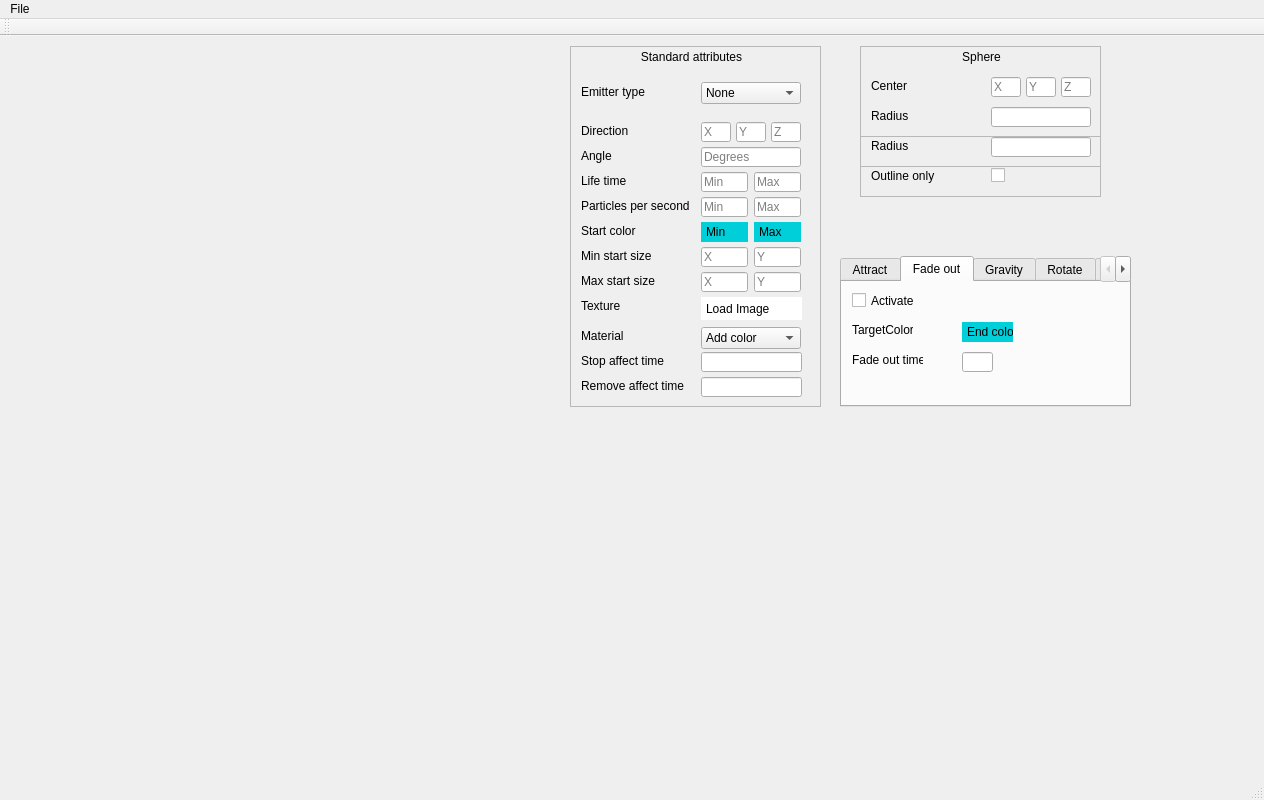
Before: the Qt Designer form tools/ParticleEditor/mainwindow.ui in threkk/psibranch3irrlicht, drawn with Qt 5.
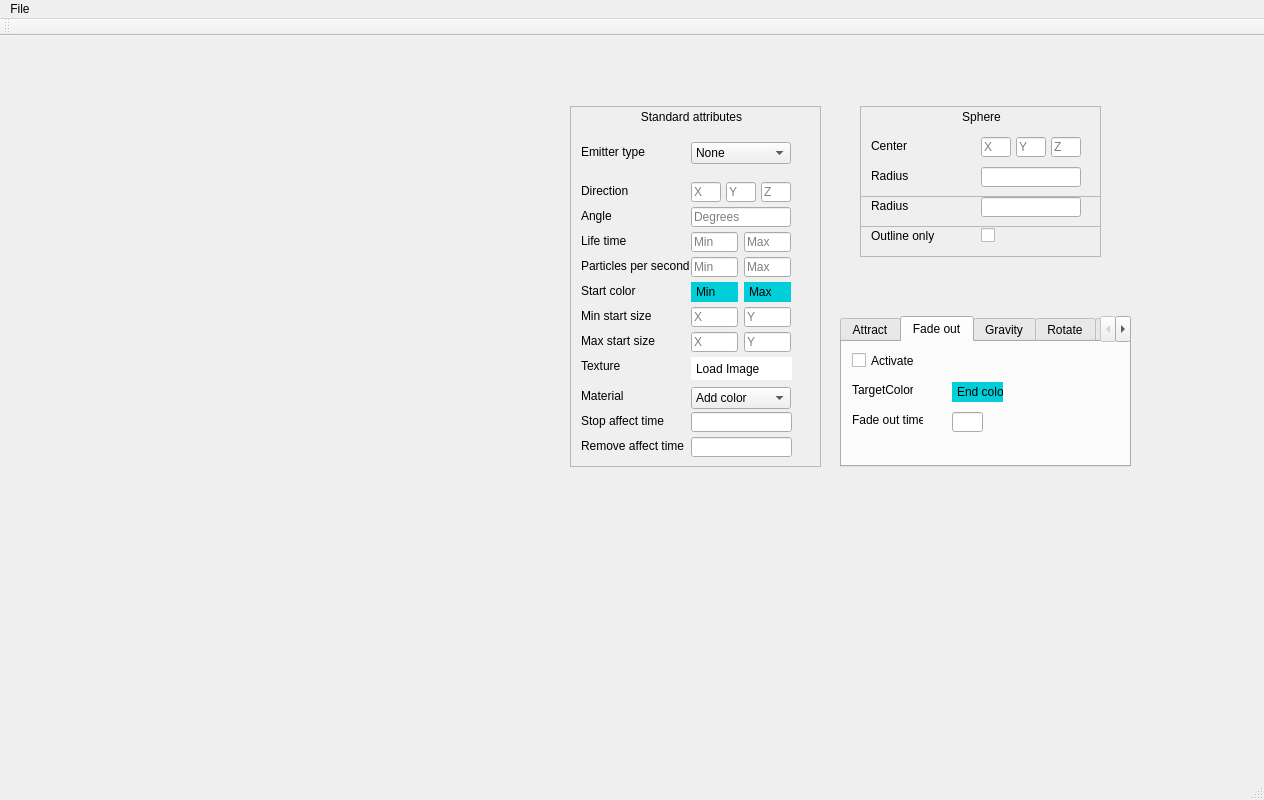
After: the same form once the commit is applied. The open tabs and pages were chosen to show the change.

Commit message: Centered fields > live preview

```diff
--- a/tools/ParticleEditor/mainwindow.ui
+++ b/tools/ParticleEditor/mainwindow.ui
@@ -28,7 +28,7 @@
     <property name="geometry">
      <rect>
       <x>840</x>
-      <y>220</y>
+      <y>280</y>
       <width>291</width>
       <height>151</height>
      </rect>
@@ -232,7 +232,7 @@
      <widget class="QPushButton" name="pushButton_Target_Color">
       <property name="geometry">
        <rect>
-        <x>120</x>
+        <x>110</x>
         <y>40</y>
         <width>51</width>
         <height>20</height>
@@ -271,7 +271,7 @@
      <widget class="QLineEdit" name="lineEdit_Fade_Out_Time">
       <property name="geometry">
        <rect>
-        <x>120</x>
+        <x>110</x>
         <y>70</y>
         <width>31</width>
         <height>20</height>
@@ -580,7 +580,7 @@
     <property name="geometry">
      <rect>
       <x>860</x>
-      <y>10</y>
+      <y>70</y>
       <width>241</width>
       <height>151</height>
      </rect>
@@ -616,7 +616,7 @@
      <widget class="QLineEdit" name="lineEdit_Center_Z">
       <property name="geometry">
        <rect>
-        <x>200</x>
+        <x>190</x>
         <y>30</y>
         <width>30</width>
         <height>20</height>
@@ -632,7 +632,7 @@
      <widget class="QLineEdit" name="lineEdit_Center_Y">
       <property name="geometry">
        <rect>
-        <x>165</x>
+        <x>155</x>
         <y>30</y>
         <width>30</width>
         <height>20</height>
@@ -645,7 +645,7 @@
      <widget class="QLineEdit" name="lineEdit_Center_X">
       <property name="geometry">
        <rect>
-        <x>130</x>
+        <x>120</x>
         <y>30</y>
         <width>30</width>
         <height>20</height>
@@ -658,7 +658,7 @@
      <widget class="QLineEdit" name="lineEdit_Normal_Z">
       <property name="geometry">
        <rect>
-        <x>200</x>
+        <x>190</x>
         <y>60</y>
         <width>30</width>
         <height>20</height>
@@ -690,7 +690,7 @@
      <widget class="QLineEdit" name="lineEdit_Normal_X">
       <property name="geometry">
        <rect>
-        <x>130</x>
+        <x>120</x>
         <y>60</y>
         <width>30</width>
         <height>20</height>
@@ -703,7 +703,7 @@
      <widget class="QLineEdit" name="lineEdit_Normal_Y">
       <property name="geometry">
        <rect>
-        <x>165</x>
+        <x>155</x>
         <y>60</y>
         <width>30</width>
         <height>20</height>
@@ -716,7 +716,7 @@
      <widget class="QLineEdit" name="lineEdit_CylinderLength">
       <property name="geometry">
        <rect>
-        <x>130</x>
+        <x>120</x>
         <y>90</y>
         <width>100</width>
         <height>20</height>
@@ -748,7 +748,7 @@
      <widget class="QCheckBox" name="checkBox_OutlineOnly">
       <property name="geometry">
        <rect>
-        <x>130</x>
+        <x>120</x>
         <y>120</y>
         <width>101</width>
         <height>17</height>
@@ -813,7 +813,7 @@
     <property name="geometry">
      <rect>
       <x>570</x>
-      <y>10</y>
+      <y>70</y>
       <width>251</width>
       <height>361</height>
      </rect>
@@ -876,7 +876,7 @@
      <widget class="QPushButton" name="pushButton_Color_Max">
       <property name="geometry">
        <rect>
-        <x>183</x>
+        <x>173</x>
         <y>175</y>
         <width>47</width>
         <height>20</height>
@@ -921,7 +921,7 @@
      <widget class="QLineEdit" name="lineEdit_Lifetime_Min">
       <property name="geometry">
        <rect>
-        <x>130</x>
+        <x>120</x>
         <y>125</y>
         <width>47</width>
         <height>20</height>
@@ -937,7 +937,7 @@
      <widget class="QComboBox" name="comboBox_EmitterType">
       <property name="geometry">
        <rect>
-        <x>130</x>
+        <x>120</x>
         <y>35</y>
         <width>100</width>
         <height>22</height>
@@ -993,7 +993,7 @@
      <widget class="QLineEdit" name="lineEdit_Lifetime_Max">
       <property name="geometry">
        <rect>
-        <x>183</x>
+        <x>173</x>
         <y>125</y>
         <width>47</width>
         <height>20</height>
@@ -1006,7 +1006,7 @@
      <widget class="QLineEdit" name="lineEdit_Direction_Z">
       <property name="geometry">
        <rect>
-        <x>200</x>
+        <x>190</x>
         <y>75</y>
         <width>30</width>
         <height>20</height>
@@ -1022,7 +1022,7 @@
      <widget class="QPushButton" name="pushButton_OpenTex">
       <property name="geometry">
        <rect>
-        <x>130</x>
+        <x>120</x>
         <y>250</y>
         <width>101</width>
         <height>23</height>
@@ -1074,7 +1074,7 @@
      <widget class="QLineEdit" name="lineEdit_Angle">
       <property name="geometry">
        <rect>
-        <x>130</x>
+        <x>120</x>
         <y>100</y>
         <width>100</width>
         <height>20</height>
@@ -1090,7 +1090,7 @@
      <widget class="QLineEdit" name="lineEdit_MinStartSize_X">
       <property name="geometry">
        <rect>
-        <x>130</x>
+        <x>120</x>
         <y>200</y>
         <width>47</width>
         <height>20</height>
@@ -1106,7 +1106,7 @@
      <widget class="QLineEdit" name="lineEdit_MinStartSize_Y">
       <property name="geometry">
        <rect>
-        <x>183</x>
+        <x>173</x>
         <y>200</y>
         <width>47</width>
         <height>20</height>
@@ -1119,7 +1119,7 @@
      <widget class="QPushButton" name="pushButton_Color_Min">
       <property name="geometry">
        <rect>
-        <x>130</x>
+        <x>120</x>
         <y>175</y>
         <width>47</width>
         <height>20</height>
@@ -1145,7 +1145,7 @@
      <widget class="QLineEdit" name="lineEdit_PPS_Max">
       <property name="geometry">
        <rect>
-        <x>183</x>
+        <x>173</x>
         <y>150</y>
         <width>47</width>
         <height>20</height>
@@ -1174,7 +1174,7 @@
      <widget class="QLineEdit" name="lineEdit_Direction_Y">
       <property name="geometry">
        <rect>
-        <x>165</x>
+        <x>155</x>
         <y>75</y>
         <width>30</width>
         <height>20</height>
@@ -1203,7 +1203,7 @@
      <widget class="QLineEdit" name="lineEdit_MaxStartSize_Y">
       <property name="geometry">
        <rect>
-        <x>183</x>
+        <x>173</x>
         <y>225</y>
         <width>47</width>
         <height>20</height>
@@ -1219,7 +1219,7 @@
      <widget class="QLineEdit" name="lineEdit_MaxStartSize_X">
       <property name="geometry">
        <rect>
-        <x>130</x>
+        <x>120</x>
         <y>225</y>
         <width>47</width>
         <height>20</height>
@@ -1254,7 +1254,7 @@
      <widget class="QLineEdit" name="lineEdit_PPS_Min">
       <property name="geometry">
        <rect>
-        <x>130</x>
+        <x>120</x>
         <y>150</y>
         <width>47</width>
         <height>20</height>
@@ -1286,7 +1286,7 @@
      <widget class="QLineEdit" name="lineEdit_Direction_X">
       <property name="geometry">
        <rect>
-        <x>130</x>
+        <x>120</x>
         <y>75</y>
         <width>30</width>
         <height>20</height>
@@ -1299,7 +1299,7 @@
      <widget class="QComboBox" name="comboBox_MaterialType">
       <property name="geometry">
        <rect>
-        <x>130</x>
+        <x>120</x>
         <y>280</y>
         <width>100</width>
         <height>22</height>
@@ -1354,7 +1354,7 @@
      <widget class="QLineEdit" name="lineEdit_RemoveAffectAfter">
       <property name="geometry">
        <rect>
-        <x>130</x>
+        <x>120</x>
         <y>330</y>
         <width>101</width>
         <height>20</height>
@@ -1370,7 +1370,7 @@
      <widget class="QLineEdit" name="lineEdit_StopEmittingAfter">
       <property name="geometry">
        <rect>
-        <x>130</x>
+        <x>120</x>
         <y>305</y>
         <width>101</width>
         <height>20</height>
@@ -1421,7 +1421,7 @@
     <property name="geometry">
      <rect>
       <x>860</x>
-      <y>10</y>
+      <y>70</y>
       <width>241</width>
       <height>101</height>
      </rect>
@@ -1539,7 +1539,7 @@
     <property name="geometry">
      <rect>
       <x>860</x>
-      <y>10</y>
+      <y>70</y>
       <width>241</width>
       <height>121</height>
      </rect>
@@ -1578,7 +1578,7 @@
      <widget class="QLineEdit" name="lineEdit_Center_X_2">
       <property name="geometry">
        <rect>
-        <x>130</x>
+        <x>120</x>
         <y>30</y>
         <width>30</width>
         <height>20</height>
@@ -1607,7 +1607,7 @@
      <widget class="QLineEdit" name="lineEdit_Center_Z_2">
       <property name="geometry">
        <rect>
-        <x>200</x>
+        <x>190</x>
         <y>30</y>
         <width>30</width>
         <height>20</height>
@@ -1623,7 +1623,7 @@
      <widget class="QLineEdit" name="lineEdit_Center_Y_2">
       <property name="geometry">
        <rect>
-        <x>165</x>
+        <x>155</x>
         <y>30</y>
         <width>30</width>
         <height>20</height>
@@ -1636,7 +1636,7 @@
      <widget class="QLineEdit" name="lineEdit_RingThickness">
       <property name="geometry">
        <rect>
-        <x>130</x>
+        <x>120</x>
         <y>60</y>
         <width>100</width>
         <height>20</height>
@@ -1684,7 +1684,7 @@
      <widget class="QLineEdit" name="lineEdit_Radius_2">
       <property name="geometry">
        <rect>
-        <x>130</x>
+        <x>120</x>
         <y>90</y>
         <width>100</width>
         <height>20</height>
@@ -1703,7 +1703,7 @@
     <property name="geometry">
      <rect>
       <x>860</x>
-      <y>10</y>
+      <y>70</y>
       <width>241</width>
       <height>91</height>
      </rect>
@@ -1742,7 +1742,7 @@
      <widget class="QLineEdit" name="lineEdit_Center_X_3">
       <property name="geometry">
        <rect>
-        <x>130</x>
+        <x>120</x>
         <y>30</y>
         <width>30</width>
         <height>20</height>
@@ -1771,7 +1771,7 @@
      <widget class="QLineEdit" name="lineEdit_Center_Y_3">
       <property name="geometry">
        <rect>
-        <x>165</x>
+        <x>155</x>
         <y>30</y>
         <width>30</width>
         <height>20</height>
@@ -1784,7 +1784,7 @@
      <widget class="QLineEdit" name="lineEdit_Center_Z_3">
       <property name="geometry">
        <rect>
-        <x>200</x>
+        <x>190</x>
         <y>30</y>
         <width>30</width>
         <height>20</height>
@@ -1800,7 +1800,7 @@
      <widget class="QLineEdit" name="lineEdit_Radius">
       <property name="geometry">
        <rect>
-        <x>130</x>
+        <x>120</x>
         <y>60</y>
         <width>100</width>
         <height>20</height>
```
Left out of the diff: 16 changed lines with no effect on the pictures. The commit also changes 1 other file.
